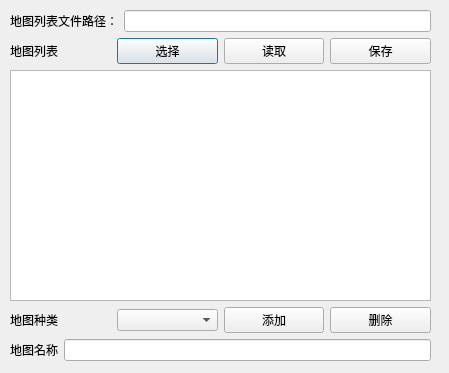
This is maplist_loader/maplist_loader_ui.ui in RushFTK/Tinywars_MapTools as Qt 5 draws it before an edit. The edited form follows.
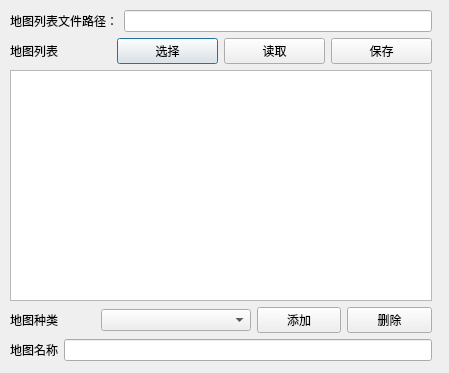
This is the edited form.

Commit message: update minnors of ui,gitignorelist,and add minnor functions

Diff of the .ui file:
```diff
--- a/maplist_loader/maplist_loader_ui.ui
+++ b/maplist_loader/maplist_loader_ui.ui
@@ -10,15 +10,21 @@
     <height>373</height>
    </rect>
   </property>
+  <property name="minimumSize">
+   <size>
+    <width>150</width>
+    <height>0</height>
+   </size>
+  </property>
   <property name="windowTitle">
    <string>MapListEditor</string>
   </property>
-  <widget class="QWidget" name="">
+  <widget class="QWidget" name="layoutWidget">
    <property name="geometry">
     <rect>
      <x>10</x>
      <y>10</y>
-     <width>421</width>
+     <width>422</width>
      <height>351</height>
     </rect>
    </property>
@@ -84,7 +90,20 @@
          </widget>
         </item>
         <item>
-         <widget class="QComboBox" name="comboBox_newitemtag"/>
+         <widget class="QComboBox" name="comboBox_newitemtag">
+          <property name="sizePolicy">
+           <sizepolicy hsizetype="Preferred" vsizetype="Fixed">
+            <horstretch>0</horstretch>
+            <verstretch>0</verstretch>
+           </sizepolicy>
+          </property>
+          <property name="minimumSize">
+           <size>
+            <width>150</width>
+            <height>0</height>
+           </size>
+          </property>
+         </widget>
         </item>
         <item>
          <widget class="QPushButton" name="pushButton_addnewmapitem">
```
The commit also changes 3 other files.
